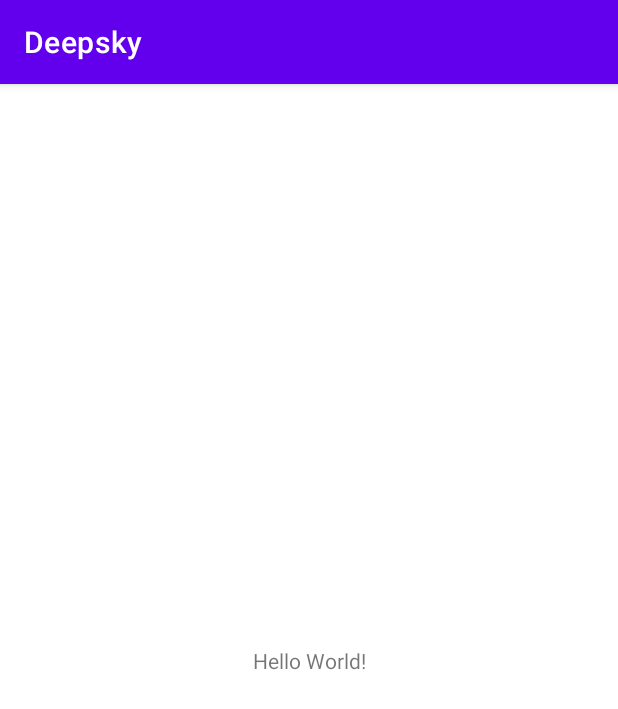
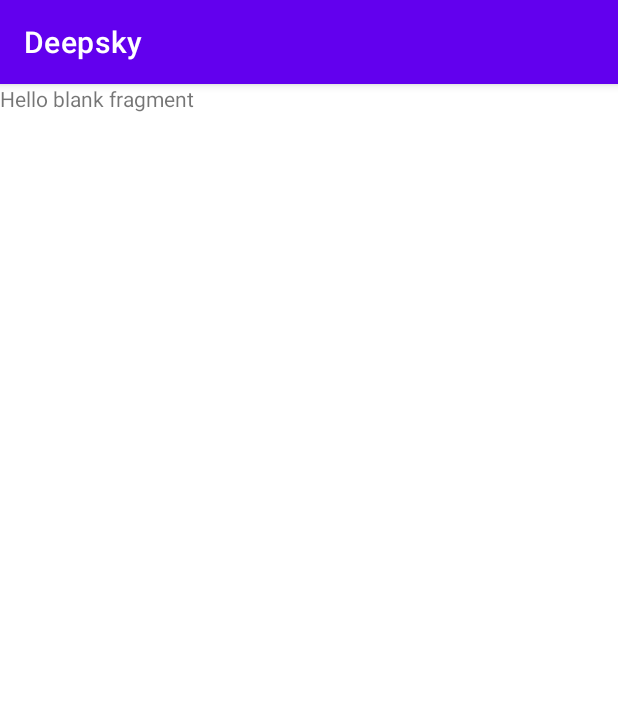
Before and after one commit to noyize/deepsky, an Android app: the screen it shows after launch (MainActivity), on a phone screen of 412 x 824 dp. Shown: the top 709 px of the screen. Run offline under Robolectric (Android 15) with nearby library versions, the phone set to English and light mode, and no system bars; our stand-ins replace Dagger/Hilt's generated code.

Commit message:
Setup NavHostFragment to `activity_main.xml`

```diff
--- a/app/src/main/res/layout/activity_main.xml
+++ b/app/src/main/res/layout/activity_main.xml
@@ -6,13 +6,13 @@
     android:layout_height="match_parent"
     tools:context=".presentation.main.MainActivity">
 
-    <TextView
-        android:layout_width="wrap_content"
-        android:layout_height="wrap_content"
-        android:text="Hello World!"
-        app:layout_constraintBottom_toBottomOf="parent"
-        app:layout_constraintEnd_toEndOf="parent"
-        app:layout_constraintStart_toStartOf="parent"
-        app:layout_constraintTop_toTopOf="parent" />
+    <androidx.fragment.app.FragmentContainerView
+        android:id="@+id/navHostFragment"
+        android:name="androidx.navigation.fragment.NavHostFragment"
+        android:layout_width="match_parent"
+        android:layout_height="match_parent"
+        app:defaultNavHost="true"
+        app:layout_behavior="com.google.android.material.appbar.AppBarLayout$ScrollingViewBehavior"
+        app:navGraph="@navigation/nav_graph" />
 
 </androidx.constraintlayout.widget.ConstraintLayout>
```
